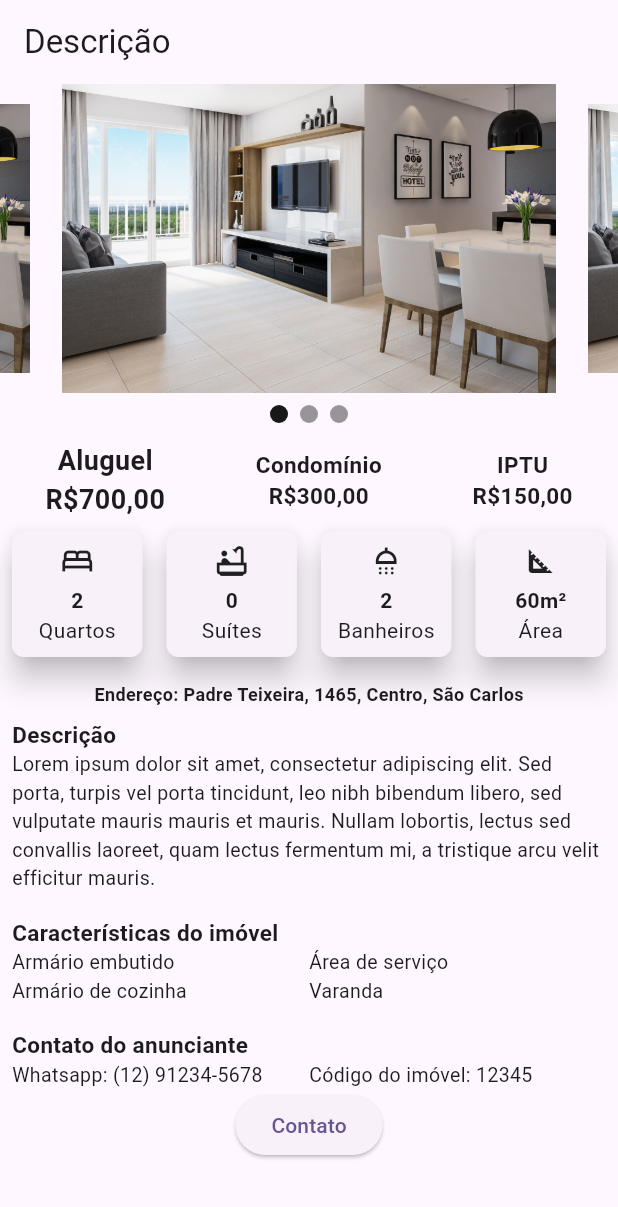
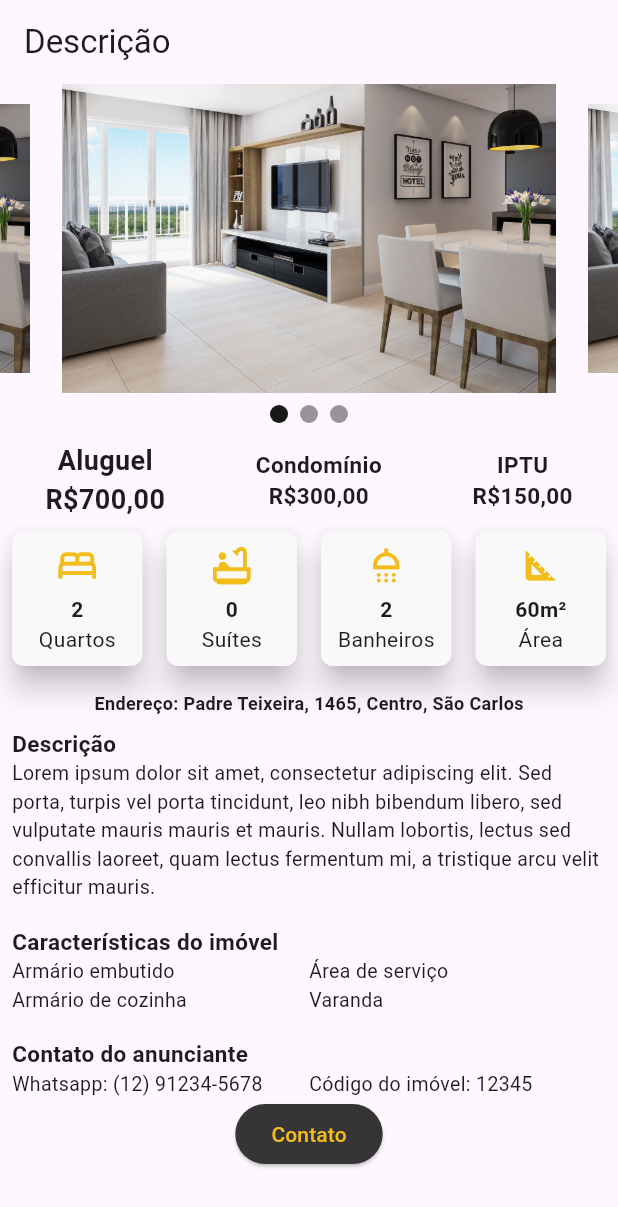
Before and after one commit to Vitorrecoaro/DevMovel-MeAjudaApe-Flutter, a Flutter app: the screen it shows after launch, on a phone screen of 412 x 824 dp. Shown: the top 1207 px of the screen. Run offline on Flutter 3.47's test engine with Material 2 defaults, Android fonts, the phone set to English and light mode, and no system bars; drawn by our look-alikes of carousel_slider.

Commit message:
Alterando as cores

```diff
--- a/lib/pages/descricao.page.dart
+++ b/lib/pages/descricao.page.dart
@@ -203,8 +203,16 @@ class DescricaoScreen extends StatelessWidget {
                 ),
                 Center(
                   child: ElevatedButton(
+                    style: ElevatedButton.styleFrom(
+                      backgroundColor: const Color(0xFF353535),
+                    ),
                     onPressed: () {},
-                    child: const Text('Contato'),
+                    child: const Text('Contato',
+                      style: TextStyle(
+                        color: Color(0xFFF2BC1B)
+                      ),
+
+                    ),
                   ),
                 ),
               ],
@@ -222,6 +230,7 @@ class DescricaoScreen extends StatelessWidget {
     required String subtitle,
   }) {
     return Card(
+      color: const Color(0xFFF9F9F9),
       elevation: 8,
       shape: RoundedRectangleBorder(borderRadius: BorderRadius.circular(8)),
       margin: const EdgeInsets.all(8),
@@ -231,7 +240,8 @@ class DescricaoScreen extends StatelessWidget {
           children: [
             Icon(
               icon,
-              size: 24,
+              size: 30,
+              color: const Color(0xFFF2BC1B)
             ),
             const SizedBox(height: 4),
             Text(
@@ -258,7 +268,7 @@ class FeatureText extends StatelessWidget {
     return Expanded(
       child: Text(
         text,
-        style: const TextStyle(fontSize: 13),
+        style: const TextStyle(fontSize: 13,),
       ),
     );
   }
@@ -313,7 +323,7 @@ class CarouselIndicator extends State<Carousel> {
         }).toList(),
         carouselController: _controller,
         options: CarouselOptions(
-            autoPlay: true,
+            autoPlay: false,
             enlargeCenterPage: true,
             aspectRatio: 2.0,
             onPageChanged: (index, reason) {
```
